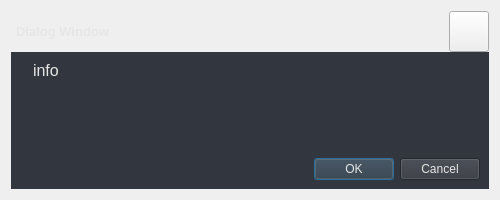
Old version of the form src/frontend/pyside_ui/forms/weather_details_dialog.ui in the repository DariuszMak/fullstack-python-app.
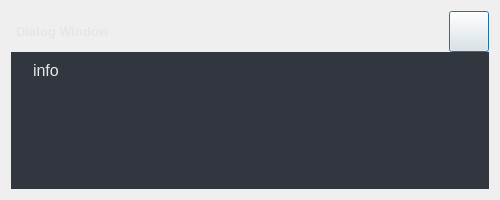
New version of the form. Icons and pictures are not drawn.

Commit message: remove buttons section

Patch:
```diff
--- a/src/frontend/pyside_ui/forms/weather_details_dialog.ui
+++ b/src/frontend/pyside_ui/forms/weather_details_dialog.ui
@@ -434,16 +434,6 @@
                                       </item>
                                     </layout>
                                   </item>
-                                  <item>
-                                    <widget class="QDialogButtonBox" name="buttonBox">
-                                      <property name="orientation">
-                                        <enum>Qt::Horizontal</enum>
-                                      </property>
-                                      <property name="standardButtons">
-                                        <set>QDialogButtonBox::Cancel|QDialogButtonBox::Ok</set>
-                                      </property>
-                                    </widget>
-                                  </item>
                                 </layout>
                               </item>
                             </layout>
```
Left out of the diff: 78 changed lines with no effect on the pictures.
